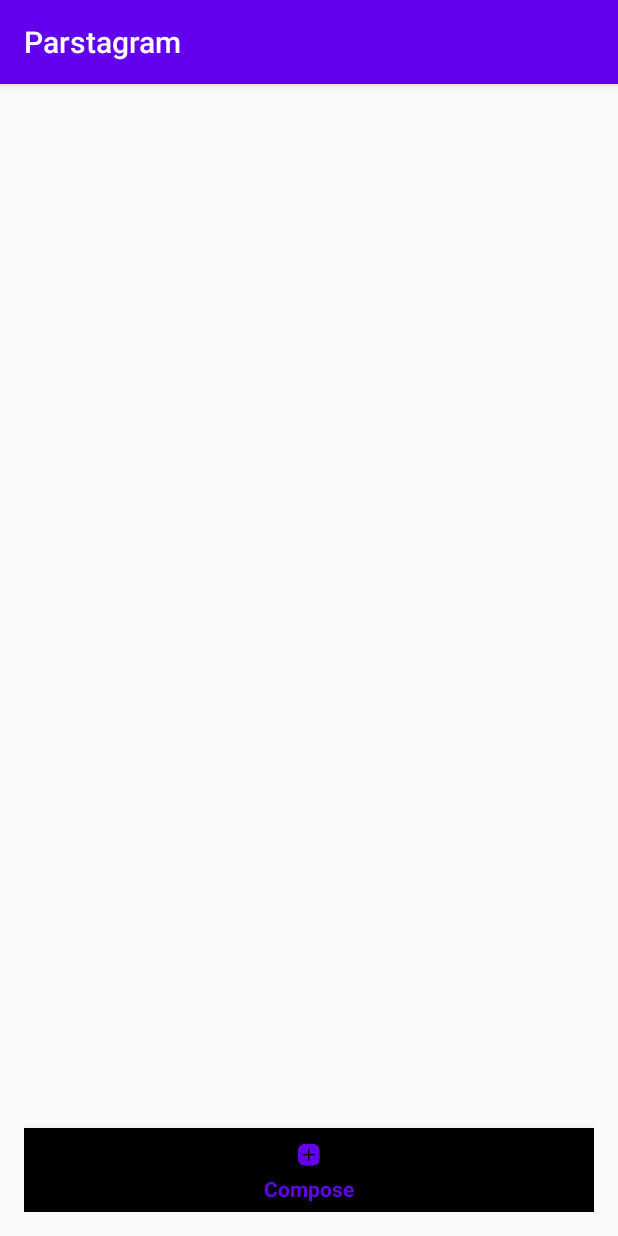
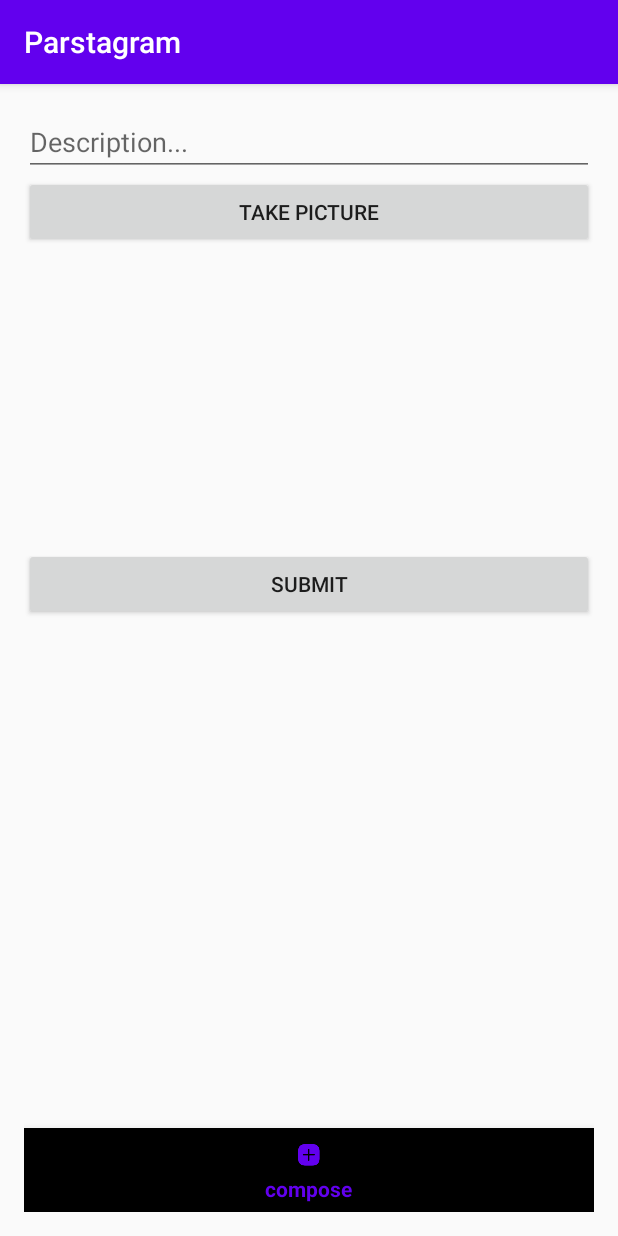
Before and after one commit to jgonza40/Parstagram, an Android app: the MainActivity screen opened directly, with no data from a screen before it, item 2 of the bottom bar chosen, on a phone screen of 412 x 824 dp. Run offline under Robolectric (Android 15) with nearby library versions, the phone set to English and light mode, and no system bars; libraries missing offline, so code that uses them is left out: com.parse; pictures from the network do not load; 3 statements that could not run were skipped.

Commit message:
user able to see timeline posts now

```diff
--- a/app/build.gradle
+++ b/app/build.gradle
@@ -34,5 +34,8 @@ dependencies {
     implementation 'com.squareup.okhttp3:logging-interceptor:3.8.1' // for logging API calls to LogCat
     implementation "androidx.appcompat:appcompat:${appCompatVersion}"
     implementation "com.google.android.material:material:${designSupportVersion}"
+    implementation 'com.github.bumptech.glide:glide:4.11.0'
+    // Glide v4 uses this new annotation processor -- see https://bumptech.github.io/glide/doc/generatedapi.html
+    annotationProcessor 'com.github.bumptech.glide:compiler:4.11.0'
 
 }
--- a/app/src/main/AndroidManifest.xml
+++ b/app/src/main/AndroidManifest.xml
@@ -12,6 +12,7 @@
         android:roundIcon="@mipmap/igicon_round"
         android:name=".ParseApplication"
         android:supportsRtl="true"
+        android:usesCleartextTraffic="true"
         android:theme="@style/AppTheme">
         <provider
             android:name="androidx.core.content.FileProvider"
--- a/app/src/main/java/com/example/parstagram/MainActivity.java
+++ b/app/src/main/java/com/example/parstagram/MainActivity.java
@@ -5,6 +5,7 @@ import androidx.annotation.Nullable;
 import androidx.appcompat.app.AppCompatActivity;
 import androidx.core.content.FileProvider;
 import androidx.fragment.app.Fragment;
+import androidx.fragment.app.FragmentManager;
 
 import android.content.Intent;
 import android.graphics.Bitmap;
@@ -22,6 +23,8 @@ import android.widget.EditText;
 import android.widget.ImageView;
 import android.widget.Toast;
 
+import com.example.parstagram.fragments.ComposeFragment;
+import com.example.parstagram.fragments.PostsFragment;
 import com.google.android.material.bottomnavigation.BottomNavigationItemView;
 import com.google.android.material.bottomnavigation.BottomNavigationView;
 import com.parse.FindCallback;
@@ -36,7 +39,7 @@ import java.util.List;
 
 public class MainActivity extends AppCompatActivity {
 
-
+    final FragmentManager fragmentManager = getSupportFragmentManager();
     private BottomNavigationView bottomNavigationView;
     public static final String TAG = "MainActivity";
 
@@ -53,20 +56,22 @@ public class MainActivity extends AppCompatActivity {
                 Fragment fragment;
                 switch (menuItem.getItemId()) {
                     case R.id.action_home:
-                        Toast.makeText(MainActivity.this, "home!", Toast.LENGTH_LONG).show();
+                        fragment = new PostsFragment();
                         break;
                     case R.id.action_compose:
-                        Toast.makeText(MainActivity.this, "compose!", Toast.LENGTH_LONG).show();
+                        fragment = new ComposeFragment();
                         break;
                     case R.id.action_profile:
-                        Toast.makeText(MainActivity.this, "profile!", Toast.LENGTH_LONG).show();
                     default:
+                        fragment = new ComposeFragment();
                         break;
                 }
-                //fragmentManager.beginTransaction().replace(R.id.flContainer, fragment).commit();
+                fragmentManager.beginTransaction().replace(R.id.flContainer, fragment).commit();
                 return true;
             }
         });
+        // Set default selection
+        bottomNavigationView.setSelectedItemId(R.id.action_home);
     }
 
 }
--- /dev/null
+++ b/app/src/main/java/com/example/parstagram/PostsAdapter.java
@@ -0,0 +1,71 @@
+package com.example.parstagram;
+
+import android.content.Context;
+import android.view.LayoutInflater;
+import android.view.View;
+import android.view.ViewGroup;
+import android.widget.ImageView;
+import android.widget.TextView;
+
+import androidx.annotation.NonNull;
+import androidx.recyclerview.widget.RecyclerView;
+
+import com.bumptech.glide.Glide;
+import com.parse.ParseFile;
+
+import java.util.List;
+
+public class PostsAdapter extends RecyclerView.Adapter<PostsAdapter.ViewHolder> {
+
+    private Context context;
+    private List<Post> posts;
+
+    public PostsAdapter(Context context, List<Post> posts) {
+        this.context = context;
+        this.posts = posts;
+    }
+
+    @NonNull
+    @Override
+    public ViewHolder onCreateViewHolder(@NonNull ViewGroup parent, int viewType) {
+        View view = LayoutInflater.from(context).inflate(R.layout.item_post, parent, false);
+        return new ViewHolder(view);
+    }
+
+    @Override
+    public void onBindViewHolder(@NonNull ViewHolder holder, int position) {
+        Post post = posts.get(position);
+        holder.bind(post);
+    }
+
+    @Override
+    public int getItemCount() {
+        return posts.size();
+    }
+
+    class ViewHolder extends RecyclerView.ViewHolder{
+
+        private TextView tvUsername;
+        private TextView tvDescription;
+        private ImageView ivImage;
+
+        public ViewHolder(@NonNull View itemView) {
+            super(itemView);
+            tvUsername = itemView.findViewById(R.id.tvUsername);
+            tvDescription = itemView.findViewById(R.id.tvDescription);
+            ivImage = itemView.findViewById(R.id.ivImage);
+        }
+
+        public void bind(Post post){
+            // Bind the post data to the view elements
+            tvDescription.setText(post.getDescription());
+            tvUsername.setText("@" + post.getUser().getUsername());
+            ParseFile image = post.getImage();
+            if(image != null){
+                Glide.with(context)
+                        .load(image.getUrl())
+                        .into(ivImage);
+            }
+        }
+    }
+}
--- /dev/null
+++ b/app/src/main/java/com/example/parstagram/fragments/PostsFragment.java
@@ -0,0 +1,82 @@
+package com.example.parstagram.fragments;
+
+import android.os.Bundle;
+
+import androidx.annotation.NonNull;
+import androidx.annotation.Nullable;
+import androidx.fragment.app.Fragment;
+import androidx.recyclerview.widget.LinearLayoutManager;
+import androidx.recyclerview.widget.RecyclerView;
+
+import android.util.Log;
+import android.view.LayoutInflater;
+import android.view.View;
+import android.view.ViewGroup;
+
+import com.example.parstagram.Post;
+import com.example.parstagram.PostsAdapter;
+import com.example.parstagram.R;
+import com.parse.FindCallback;
+import com.parse.ParseException;
+import com.parse.ParseQuery;
+
+import java.util.ArrayList;
+import java.util.List;
+
+
+public class PostsFragment extends Fragment {
+
+    private RecyclerView rvPosts;
+    public static final String TAG = "PostsFragment";
+    private PostsAdapter adapter;
+    private List<Post> allPosts;
+
+    public PostsFragment() {
+        // Required empty public constructor
+    }
+
+
+    @Override
+    public View onCreateView(LayoutInflater inflater, ViewGroup container,
+                             Bundle savedInstanceState) {
+        // Inflate the layout for this fragment
+        return inflater.inflate(R.layout.fragment_posts, container, false);
+    }
+
+    @Override
+    public void onViewCreated(@NonNull View view, @Nullable Bundle savedInstanceState) {
+        super.onViewCreated(view, savedInstanceState);
+        rvPosts = view.findViewById(R.id.rvPosts);
+        allPosts = new ArrayList<>();
+        adapter = new PostsAdapter(getContext(), allPosts);
+        // Steps for Recycler View
+        // 0. Create a layout for one row in the list
+        // 1. Create the adapter
+        // 2. Create the data source
+        // 3. Set the adapter on the recycler view
+        rvPosts.setAdapter(adapter);
+        rvPosts.setLayoutManager(new LinearLayoutManager(getContext()));
+        // 4. Set the layout manager on the recycler view
+        queryPosts();
+    }
+
+    private void queryPosts() {
+        // Specify which class to query
+        ParseQuery<Post> query = ParseQuery.getQuery(Post.class);
+        query.include(Post.KEY_USER);
+        query.findInBackground(new FindCallback<Post>() {
+            @Override
+            public void done(List<Post> posts, ParseException e) {
+                if(e != null){
+                    Log.e(TAG, "Issue with getting posts", e);
+                    return;
+                }
+                for(Post post: posts){
+                    Log.i(TAG, "Post: " + post.getDescription() + ", Username: " + post.getUser().getUsername());
+                }
+                allPosts.addAll(posts);
+                adapter.notifyDataSetChanged();
+            }
+        });
+    }
+}
--- a/app/src/main/res/layout/activity_main.xml
+++ b/app/src/main/res/layout/activity_main.xml
@@ -9,6 +9,12 @@
     android:layout_height="match_parent"
     tools:context=".MainActivity">
 
+    <FrameLayout
+        android:id="@+id/flContainer"
+        android:layout_width="match_parent"
+        android:layout_height="match_parent"
+        android:layout_above="@id/bottomNavigation"/>
+
     <com.google.android.material.bottomnavigation.BottomNavigationView
         android:id="@+id/bottomNavigation"
         android:layout_width="match_parent"
--- a/app/src/main/res/menu/menu_bottom_navigation.xml
+++ b/app/src/main/res/menu/menu_bottom_navigation.xml
@@ -5,16 +5,16 @@
     <item
         android:id="@+id/action_home"
         android:icon="@drawable/home"
-        android:title="Home"
+        android:title="home"
         app:showAsAction="always" />
     <item
         android:id="@+id/action_compose"
         android:icon="@drawable/compose"
-        android:title="Compose"
+        android:title="compose"
         app:showAsAction="always" />
     <item
         android:id="@+id/action_profile"
         android:icon="@drawable/profile_icon"
-        android:title="Profile"
+        android:title="profile"
         app:showAsAction="always" />
 </menu>
```
Also changed, not shown: app/src/main/java/com/example/parstagram/fragments/ComposeFragment.java (+0 -17 lines), app/src/main/res/layout/fragment_posts.xml (added, +13 -0 lines), app/src/main/res/layout/item_post.xml (added, +35 -0 lines).
